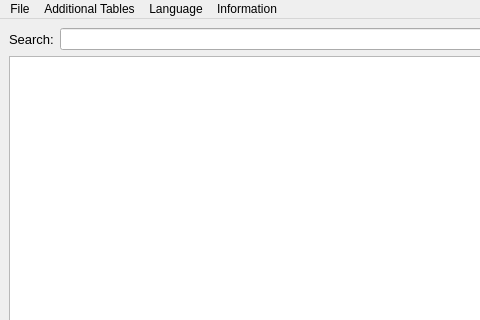
Above: mainwindow.ui from Abdurakhman20/cw-sport-db before the change; both pictures show x 0 to 480 and y 0 to 320 of the 800 by 600 pixel window. Below: the same form after it.
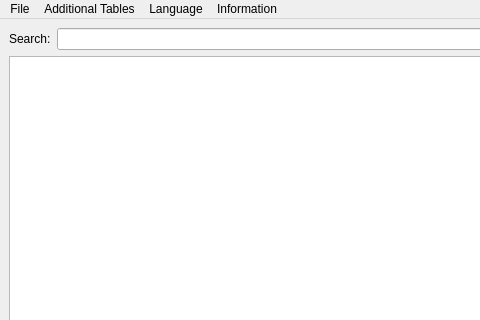
That is the form after the change.

```diff
--- a/mainwindow.ui
+++ b/mainwindow.ui
@@ -19,7 +19,7 @@
      <widget class="QLabel" name="label">
       <property name="font">
        <font>
-        <pointsize>10</pointsize>
+        <pointsize>9</pointsize>
        </font>
       </property>
       <property name="text">
```
